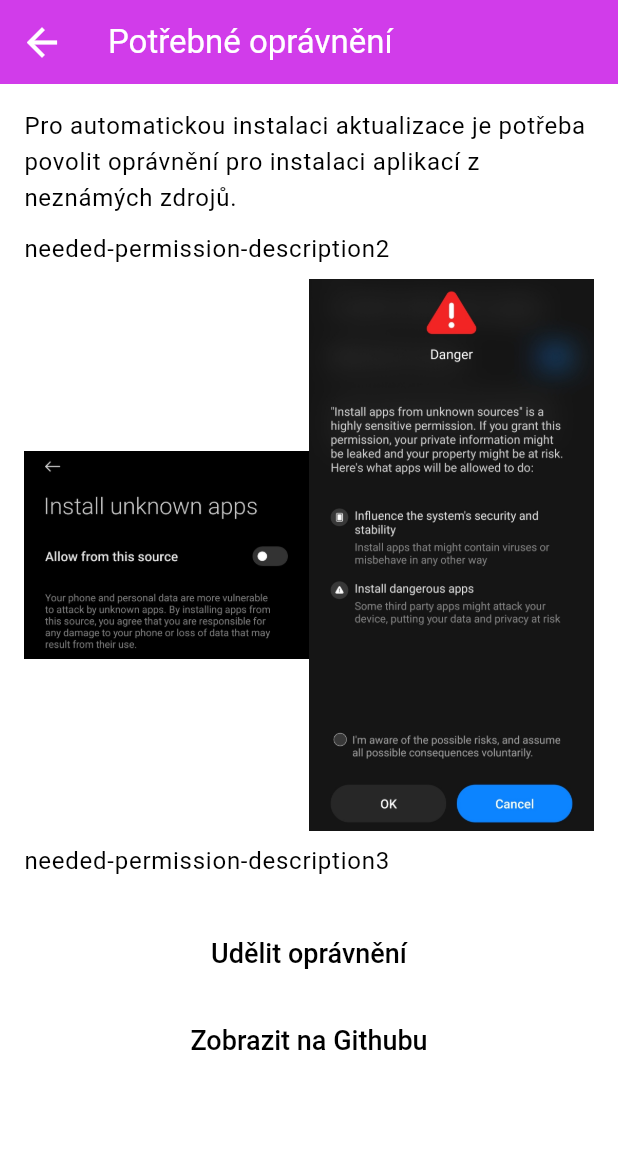
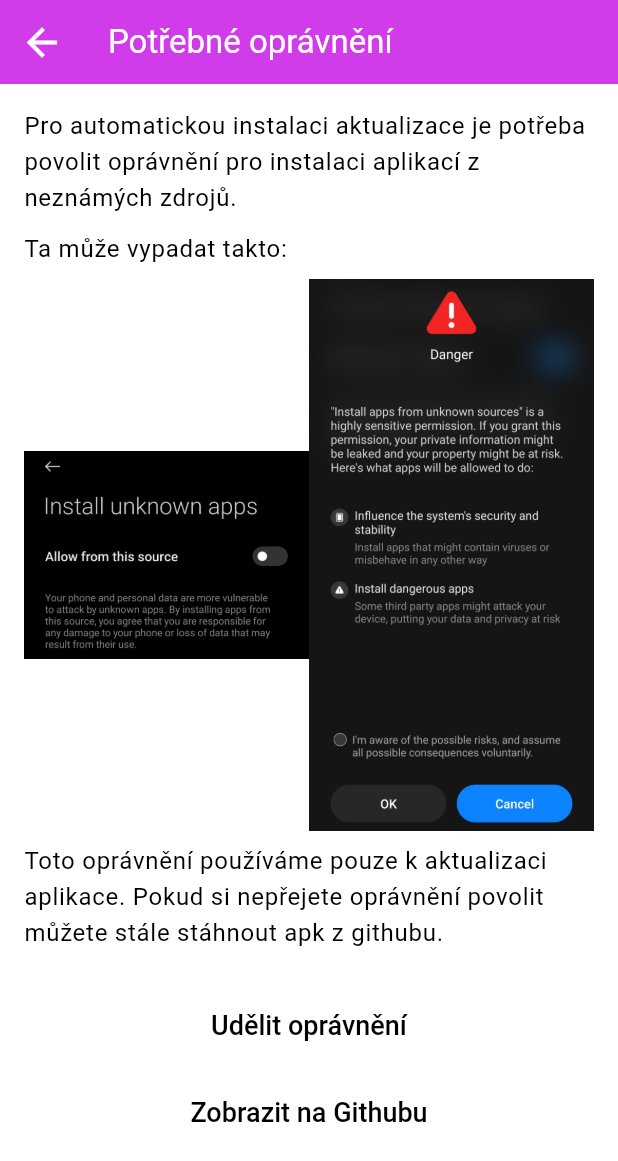
Before and after one commit to App-Elevate/AUT.aplikace-legacy, a Flutter app: the NeededInstallPermissionPage screen opened directly, on a phone screen of 412 x 824 dp. Shown: the top 1161 px of the screen. Run offline on Flutter 3.47's test engine with Material 3 defaults, Android fonts, the phone set to English and light mode, and no system bars; our stand-ins replace awesome_notifications, device_info_plus, dio, firebase_analytics, firebase_core, firebase_crashlytics and 12 more; missing offline and left inert: background_fetch, canteenlib, install_plugin, markdown; accounts and stored records are empty; network calls fail; statements that could not run were skipped; project files that could hold a hidden picture were left out.

Commit message:
fix: json keys

```diff
--- a/assets/lang/cs_CZ.json
+++ b/assets/lang/cs_CZ.json
@@ -76,11 +76,10 @@
   "settings-another-options": "Další možnosti v nastavení systému...",
   "settings-data-collection": "Shromažďování údajů",
   "settings-stop-data-collection": "Zastavit sledování analytických služeb",
-  "settings-data-collection-description": "Informace sbíráme pouze pro opravování chyb v aplikaci a udržování velmi základních statistik. Vzhledem k tomu, že nemůžeme vyzkoušet autojídelnu u jídelen, kde nemáme přístup musíme záviset na tomto. Více informací naleznete ve",
-  "settings-data-collection-description2": "Zdrojovém kódu",
-  "settings-data-collection-description3": " nebo na ",
-  "settings-data-collection-description4": "seznamu sbíraných dat",
-
+  "settings-data-collection-description-1": "Informace sbíráme pouze pro opravování chyb v aplikaci a udržování velmi základních statistik. Vzhledem k tomu, že nemůžeme vyzkoušet autojídelnu u jídelen, kde nemáme přístup musíme záviset na tomto. Více informací naleznete ve ",
+  "settings-data-collection-description-2": "Zdrojovém kódu",
+  "settings-data-collection-description-3": " nebo na ",
+  "settings-data-collection-description-4": "seznamu sbíraných dat",
   "settings-debug-options": "Debug Options",
   "settings-debug-force-notifications": "Force send notifications",
   "settings-debug-notifications": "Send Notifications",
@@ -97,7 +96,7 @@
   "orders-with-autojidelna": "Objednávky s Autojídelnou: %s",
   "allow-permission": "Udělit oprávnění",
   "needed-permission": "Potřebné oprávnění",
-  "needed-permission-description": "Pro automatickou instalaci aktualizace je potřeba povolit oprávnění pro instalaci aplikací z neznámých zdrojů.",
+  "needed-permission-description-1": "Pro automatickou instalaci aktualizace je potřeba povolit oprávnění pro instalaci aplikací z neznámých zdrojů.",
   "needed-permission-description-2": "Ta může vypadat takto:",
   "needed-permission-description-3": "Toto oprávnění používáme pouze k aktualizaci aplikace. Pokud si nepřejete oprávnění povolit můžete stále stáhnout apk z githubu.",
 
--- a/lib/consts.dart
+++ b/lib/consts.dart
@@ -132,7 +132,7 @@ class Texts {
   static const String settingsAnotherOptions = 'settings-another-options';
   static const String settingsDataCollection = 'settings-data-collection';
   static const String settingsStopDataCollection = 'settings-stop-data-collection';
-  static const String settingsDataCollectionDescription = 'settings-data-collection-description';
+  static const String settingsDataCollectionDescription1 = 'settings-data-collection-description-1';
   static const String settingsDataCollectionDescription2 = 'settings-data-collection-description-2';
   static const String settingsDataCollectionDescription3 = 'settings-data-collection-description-3';
   static const String settingsDataCollectionDescription4 = 'settings-data-collection-description-4';
@@ -154,9 +154,9 @@ class Texts {
   static const String ordersWithAutojidelna = 'orders-with-autojidelna';
   static const String allowPermission = 'allow-permission';
   static const String neededPermission = 'needed-permission';
-  static const String neededPermissionDescription = 'needed-permission-description';
-  static const String neededPermissionDescription2 = 'needed-permission-description2';
-  static const String neededPermissionDescription3 = 'needed-permission-description3';
+  static const String neededPermissionDescription1 = 'needed-permission-description-1';
+  static const String neededPermissionDescription2 = 'needed-permission-description-2';
+  static const String neededPermissionDescription3 = 'needed-permission-description-3';
 
   static const String loginUrlFieldLabel = 'login-url-field-label';
   static const String loginUrlFieldHint = 'login-url-field-hint';
--- a/lib/pages/needed_install_permission.dart
+++ b/lib/pages/needed_install_permission.dart
@@ -26,7 +26,7 @@ class NeededInstallPermissionPage extends StatelessWidget {
             crossAxisAlignment: CrossAxisAlignment.start,
             children: [
               Text(
-                Texts.neededPermissionDescription.i18n(),
+                Texts.neededPermissionDescription1.i18n(),
                 style: Theme.of(context).textTheme.bodyLarge,
               ),
               Padding(
--- a/lib/pages/settings.dart
+++ b/lib/pages/settings.dart
@@ -536,7 +536,7 @@ class SettingsPage extends StatelessWidget {
             children: [
               RichText(
                 text: TextSpan(
-                  text: Texts.settingsDataCollectionDescription.i18n(),
+                  text: Texts.settingsDataCollectionDescription1.i18n(),
                   style: TextStyle(color: Theme.of(context).colorScheme.onBackground),
                   children: [
                     TextSpan(
```
